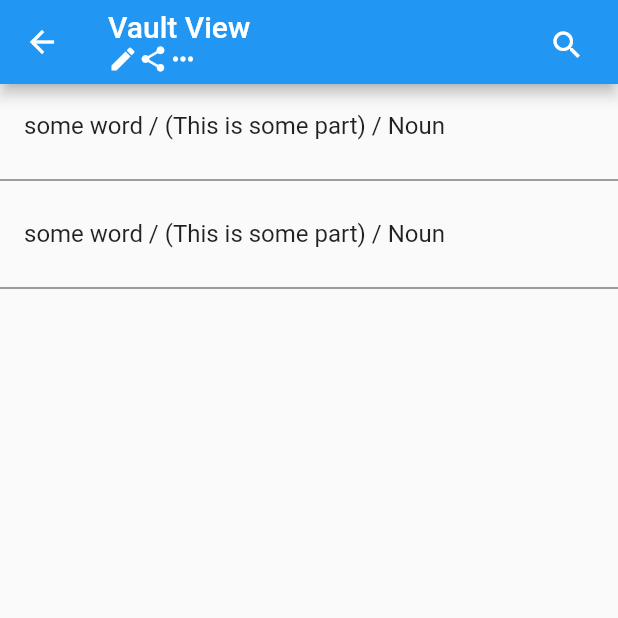
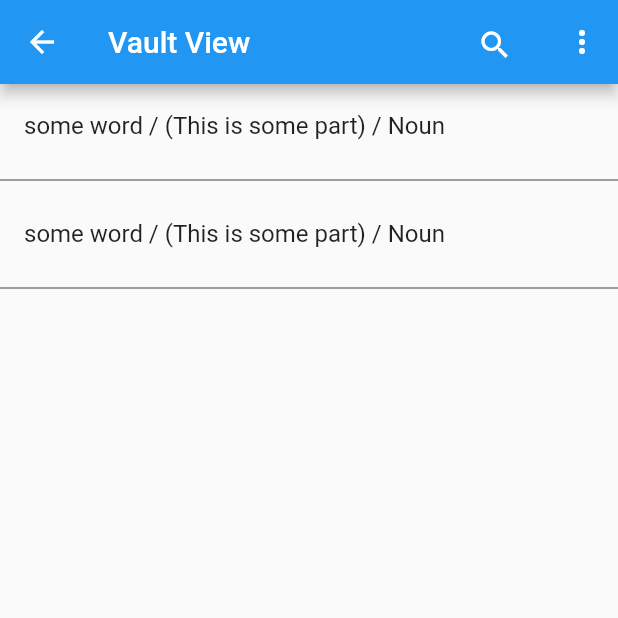
Before and after one commit to abassey/vocabify, a Flutter app: the FriendsAccount screen opened directly, after a tap on "Shared Vault", on a phone screen of 412 x 824 dp, the top half of it. Run offline on Flutter 3.47's test engine with Material 2 defaults, Android fonts, the phone set to English and light mode, and no system bars; network calls fail.

Commit message:
added core vault title + moved vault view icons into popup menu

```diff
--- a/lib/vault-view.dart
+++ b/lib/vault-view.dart
@@ -1,36 +1,37 @@
 import 'package:flutter/material.dart';
 import 'word-view.dart';
-enum WordTypes {
-  noun,
-  adj
-}
+
+enum WordTypes { noun, adj }
 
 List _vaultItems = [
   {
     "word": "some word",
     "pronounce": "This is some part",
     "word_type": "Noun",
-    "word_desc": "This is some word that is pretty cool! You can read some info about the word and learn something new.",
+    "word_desc":
+        "This is some word that is pretty cool! You can read some info about the word and learn something new.",
     "word_syns": ["Pepsi", "Coke", "Ice Cream", "Mario"]
   },
   {
     "word": "some word",
     "pronounce": "This is some part",
     "word_type": "Noun",
-    "word_desc": "This is some word that is pretty cool! You can read some info about the word and learn something new.",
+    "word_desc":
+        "This is some word that is pretty cool! You can read some info about the word and learn something new.",
     "word_syns": ["Pepsi", "Coke", "Ice Cream", "Mario"]
   },
   {
     "word": "some word",
     "pronounce": "This is some part",
     "word_type": "Noun",
-    "word_desc": "This is some word that is pretty cool! You can read some info about the word and learn something new.",
+    "word_desc":
+        "This is some word that is pretty cool! You can read some info about the word and learn something new.",
     "word_syns": ["Pepsi", "Coke", "Ice Cream", "Mario"]
   },
 ];
 
 class VaultView extends StatefulWidget {
-  const VaultView({ Key? key, required this.vaultTitle }) : super(key: key);
+  const VaultView({Key? key, required this.vaultTitle}) : super(key: key);
   final String vaultTitle;
 
   @override
@@ -44,10 +45,15 @@ class _VaultViewState extends State<VaultView> {
   Widget _buildRow(index) {
     return ListTile(
       title: Text(
-        _vaultItems[index]["word"] + " / (" + _vaultItems[index]["pronounce"] + ") / " + _vaultItems[index]["word_type"],
+        _vaultItems[index]["word"] +
+            " / (" +
+            _vaultItems[index]["pronounce"] +
+            ") / " +
+            _vaultItems[index]["word_type"],
       ),
       onTap: () {
-        Navigator.push(context, MaterialPageRoute(builder: (context) => WordView()));
+        Navigator.push(
+            context, MaterialPageRoute(builder: (context) => WordView()));
       },
     );
   }
@@ -55,12 +61,26 @@ class _VaultViewState extends State<VaultView> {
   @override
   Widget build(BuildContext context) {
     return Scaffold(
-      appBar: AppBar(title: Column(mainAxisAlignment: MainAxisAlignment.start, crossAxisAlignment: CrossAxisAlignment.start, children: [_isEditMode ? const TextBoxSearch() : Text(widget.vaultTitle, textAlign: TextAlign.start),
-      Row(children: [ Icon(Icons.edit, size: iconSize), Icon(Icons.share, size: iconSize), Icon(Icons.more_horiz, size: iconSize)])], mainAxisSize: MainAxisSize.min),
+      appBar: AppBar(
+        title: Column(
+            mainAxisAlignment: MainAxisAlignment.start,
+            crossAxisAlignment: CrossAxisAlignment.start,
+            children: [
+              _isEditMode
+                  ? const TextBoxSearch()
+                  : Text(widget.vaultTitle, textAlign: TextAlign.start),
+            ],
+            mainAxisSize: MainAxisSize.min),
         centerTitle: false,
         actions: [
-        Padding(padding: const EdgeInsets.all(10), child: IconButton(onPressed: () => {
-          ScaffoldMessenger.of(context).showSnackBar(SnackBar(content: !_isEditMode ? const Text("Entering Edit Mode") : const Text("Exiting Edit Mode"))),
+          Padding(
+              padding: const EdgeInsets.all(10),
+              child: IconButton(
+                  onPressed: () => {
+                        ScaffoldMessenger.of(context).showSnackBar(SnackBar(
+                            content: !_isEditMode
+                                ? const Text("Search Began")
+                                : const Text("Search Ended"))),
                         setState(() {
                           _isEditMode = !_isEditMode;
                           if (_isEditMode) {
@@ -69,12 +89,32 @@ class _VaultViewState extends State<VaultView> {
                             iconSize = 20;
                           }
                         }),
-        }, icon: !_isEditMode ? const Icon(Icons.search) : const Icon(Icons.close)) )
-
+                      },
+                  icon: !_isEditMode
+                      ? const Icon(Icons.search)
+                      : const Icon(Icons.close))),
+          PopupMenuButton(
+              icon: const Icon(Icons.more_vert),
+              itemBuilder: (context) => const [
+                    PopupMenuItem(
+                      child: ListTile(
+                        leading: Icon(Icons.edit),
+                        title: Text("Edit"),
+                      ),
+                      value: 1,
+                    ),
+                    PopupMenuItem(
+                      child: ListTile(
+                        leading: Icon(Icons.share),
+                        title: Text("Share"),
+                      ),
+                      value: 2,
+                    )
+                  ]),
         ],
       ),
       body: ListView.builder(
-      itemCount: _vaultItems.length+1,
+        itemCount: _vaultItems.length + 1,
         itemBuilder: (context, i) {
           var index = (i ~/ 2);
           if (i.isOdd || index >= _vaultItems.length) {
@@ -90,8 +130,9 @@ class _VaultViewState extends State<VaultView> {
     );
   }
 }
+
 class TextBoxSearch extends StatelessWidget {
-  const TextBoxSearch({ Key? key }) : super(key: key);
+  const TextBoxSearch({Key? key}) : super(key: key);
 
   @override
   Widget build(BuildContext context) {
@@ -99,11 +140,16 @@ class TextBoxSearch extends StatelessWidget {
       duration: const Duration(seconds: 1),
       curve: Curves.fastOutSlowIn,
       alignment: Alignment.centerLeft,
+      height: 30,
+      decoration: BoxDecoration(
         color: Colors.white,
-      height: 30,
+        borderRadius: BorderRadius.circular(5.0),
+      ),
       child: const TextField(
-        decoration:
-            InputDecoration(border: InputBorder.none, hintText: 'Search', hintStyle: TextStyle(fontSize: 15)),
+        decoration: InputDecoration(
+            border: InputBorder.none,
+            hintText: 'Search',
+            hintStyle: TextStyle(fontSize: 15)),
       ),
     );
   }
```
Also changed, not shown: lib/main.dart (+30 -18 lines), lib/word-view.dart (+86 -21 lines). Lines whose indentation alone changed are shown as unchanged.
